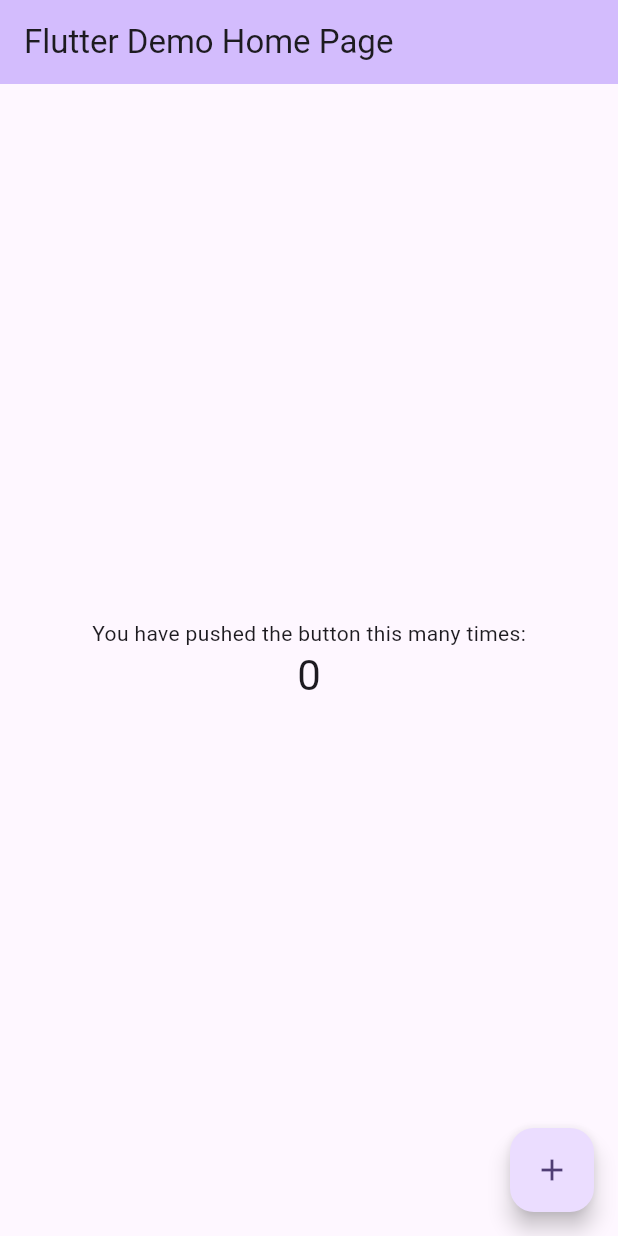
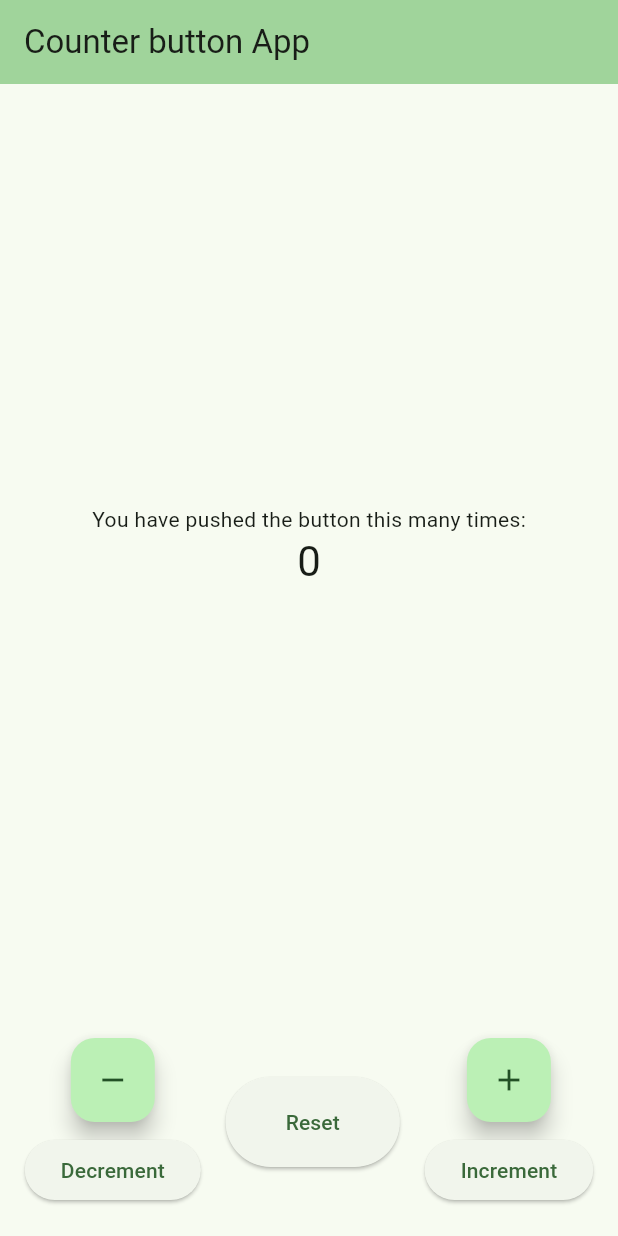
Before and after one commit to minnocent12/counter_button, a Flutter app: the screen it shows after launch, on a phone screen of 412 x 824 dp. Run offline on Flutter 3.47's test engine with Material 3 defaults, Android fonts, the phone set to English and light mode, and no system bars.

Commit message:
second commit on main

```diff
--- a/counter_button/lib/main.dart
+++ b/counter_button/lib/main.dart
@@ -7,46 +7,22 @@ void main() {
 class MyApp extends StatelessWidget {
   const MyApp({super.key});
 
-  // This widget is the root of your application.
   @override
   Widget build(BuildContext context) {
     return MaterialApp(
       title: 'Flutter Demo',
       theme: ThemeData(
-        // This is the theme of your application.
-        //
-        // TRY THIS: Try running your application with "flutter run". You'll see
-        // the application has a purple toolbar. Then, without quitting the app,
-        // try changing the seedColor in the colorScheme below to Colors.green
-        // and then invoke "hot reload" (save your changes or press the "hot
-        // reload" button in a Flutter-supported IDE, or press "r" if you used
-        // the command line to start the app).
-        //
-        // Notice that the counter didn't reset back to zero; the application
-        // state is not lost during the reload. To reset the state, use hot
-        // restart instead.
-        //
-        // This works for code too, not just values: Most code changes can be
-        // tested with just a hot reload.
-        colorScheme: ColorScheme.fromSeed(seedColor: Colors.deepPurple),
+        colorScheme: ColorScheme.fromSeed(
+            seedColor: const Color.fromARGB(255, 12, 213, 72)),
         useMaterial3: true,
       ),
-      home: const MyHomePage(title: 'Flutter Demo Home Page'),
+      home: const MyHomePage(title: 'Counter button App'),
     );
   }
 }
 
 class MyHomePage extends StatefulWidget {
   const MyHomePage({super.key, required this.title});
-
-  // This widget is the home page of your application. It is stateful, meaning
-  // that it has a State object (defined below) that contains fields that affect
-  // how it looks.
-
-  // This class is the configuration for the state. It holds the values (in this
-  // case the title) provided by the parent (in this case the App widget) and
-  // used by the build method of the State. Fields in a Widget subclass are
-  // always marked "final".
 
   final String title;
 
@@ -59,50 +35,34 @@ class _MyHomePageState extends State<MyHomePage> {
 
   void _incrementCounter() {
     setState(() {
-      // This call to setState tells the Flutter framework that something has
-      // changed in this State, which causes it to rerun the build method below
-      // so that the display can reflect the updated values. If we changed
-      // _counter without calling setState(), then the build method would not be
-      // called again, and so nothing would appear to happen.
       _counter++;
+    });
+  }
+
+  void _decrementCounter() {
+    setState(() {
+      _counter--;
+    });
+  }
+
+  void _resetCounter() {
+    setState(() {
+      _counter = 0;
     });
   }
 
   @override
   Widget build(BuildContext context) {
-    // This method is rerun every time setState is called, for instance as done
-    // by the _incrementCounter method above.
-    //
-    // The Flutter framework has been optimized to make rerunning build methods
-    // fast, so that you can just rebuild anything that needs updating rather
-    // than having to individually change instances of widgets.
     return Scaffold(
       appBar: AppBar(
-        // TRY THIS: Try changing the color here to a specific color (to
-        // Colors.amber, perhaps?) and trigger a hot reload to see the AppBar
-        // change color while the other colors stay the same.
         backgroundColor: Theme.of(context).colorScheme.inversePrimary,
-        // Here we take the value from the MyHomePage object that was created by
-        // the App.build method, and use it to set our appbar title.
         title: Text(widget.title),
       ),
-      body: Center(
-        // Center is a layout widget. It takes a single child and positions it
-        // in the middle of the parent.
+      body: Column(
+        children: <Widget>[
+          Expanded(
+            child: Center(
               child: Column(
-          // Column is also a layout widget. It takes a list of children and
-          // arranges them vertically. By default, it sizes itself to fit its
-          // children horizontally, and tries to be as tall as its parent.
-          //
-          // Column has various properties to control how it sizes itself and
-          // how it positions its children. Here we use mainAxisAlignment to
-          // center the children vertically; the main axis here is the vertical
-          // axis because Columns are vertical (the cross axis would be
-          // horizontal).
-          //
-          // TRY THIS: Invoke "debug painting" (choose the "Toggle Debug Paint"
-          // action in the IDE, or press "p" in the console), to see the
-          // wireframe for each widget.
                 mainAxisAlignment: MainAxisAlignment.center,
                 children: <Widget>[
                   const Text(
@@ -112,14 +72,58 @@ class _MyHomePageState extends State<MyHomePage> {
                     '$_counter',
                     style: Theme.of(context).textTheme.headlineMedium,
                   ),
+                  const SizedBox(height: 20),
                 ],
               ),
             ),
-      floatingActionButton: FloatingActionButton(
+          ),
+          Padding(
+            padding: const EdgeInsets.only(
+                bottom: 20.0), // Adjusts spacing from the bottom
+            child: Row(
+              mainAxisAlignment: MainAxisAlignment.spaceEvenly,
+              children: <Widget>[
+                Column(
+                  children: [
+                    FloatingActionButton(
+                      onPressed: _decrementCounter,
+                      tooltip: 'Decrement',
+                      child: const Icon(Icons.remove),
+                    ),
+                    const SizedBox(height: 8),
+                    ElevatedButton(
+                      onPressed: _decrementCounter,
+                      child: const Text('Decrement'),
+                    ),
+                  ],
+                ),
+                ElevatedButton(
+                  onPressed: _resetCounter,
+                  style: ElevatedButton.styleFrom(
+                    padding: const EdgeInsets.symmetric(
+                        vertical: 20.0, horizontal: 40.0),
+                  ),
+                  child: const Text('Reset'),
+                ),
+                Column(
+                  children: [
+                    FloatingActionButton(
                       onPressed: _incrementCounter,
                       tooltip: 'Increment',
                       child: const Icon(Icons.add),
-      ), // This trailing comma makes auto-formatting nicer for build methods.
+                    ),
+                    const SizedBox(height: 8),
+                    ElevatedButton(
+                      onPressed: _incrementCounter,
+                      child: const Text('Increment'),
+                    ),
+                  ],
+                ),
+              ],
+            ),
+          ),
+        ],
+      ),
     );
   }
 }
```
Lines whose indentation alone changed are shown as unchanged.
